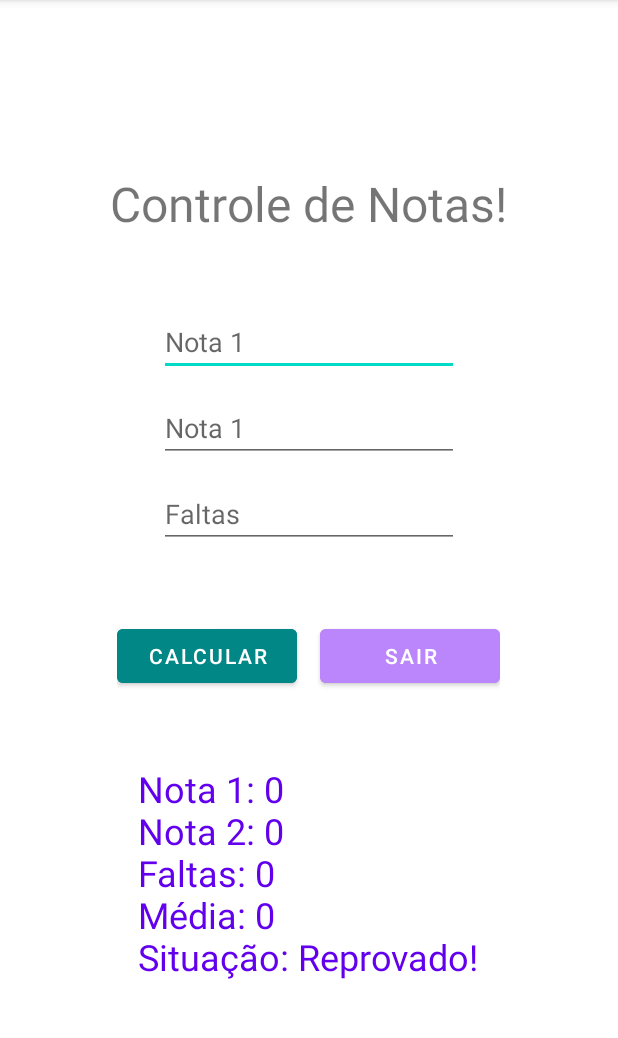
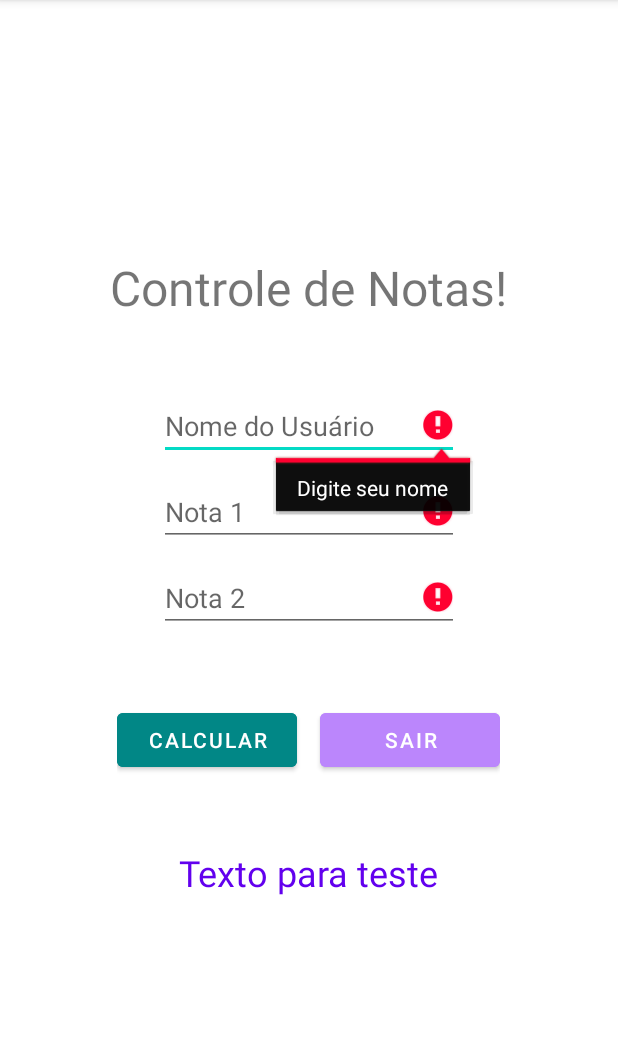
Before and after one commit to adriellourenco/MediaNotas_Android, an Android app: the screen it shows after launch (MainActivity), after a tap on "CALCULAR", on a phone screen of 412 x 824 dp, the part 84-1122 px from its top. Run offline under Robolectric (Android 15) with nearby library versions, the phone set to English and light mode, and no system bars.

```diff
--- a/app/src/main/java/br/senai/sp/jandira/controle_notas/MainActivity.kt
+++ b/app/src/main/java/br/senai/sp/jandira/controle_notas/MainActivity.kt
@@ -7,6 +7,10 @@ import android.widget.Button
 import android.widget.EditText
 import android.widget.TextView
 
+private lateinit var nota1EditText: EditText
+private lateinit var nota2EditText: EditText
+private lateinit var nomeUsuarioEditText: EditText
+
 class MainActivity : AppCompatActivity() {
     override fun onCreate(savedInstanceState: Bundle?) {
         super.onCreate(savedInstanceState)
@@ -14,36 +18,69 @@ class MainActivity : AppCompatActivity() {
 
         val calcular = findViewById<Button>(R.id.calcular)
         val sair = findViewById<Button>(R.id.sair)
-
-        sair.setOnClickListener(){
+        sair.setOnClickListener() {
             finish()
         }
 
-        calcular.setOnClickListener(){
-            val nota1 = findViewById<EditText>(R.id.nota1).text.toString().toInt()
-            val nota2 = findViewById<EditText>(R.id.nota2).text.toString().toInt()
-            val faltas = findViewById<EditText>(R.id.faltas).text.toString().toInt()
-            val tabelaValores = findViewById<TextView>(R.id.tabelaValores)
-            val resultadoAprovado = "Aprovado!"
-            val resultadoReprovado = "Reprovado!"
-            val media = (nota1 + nota2) / 2
+        calcular.setOnClickListener() {
 
-            if (media >= 5){
-                tabelaValores.text = "Nota 1: " +nota1 + "\n" +
-                        "Nota 2: " +nota2 + "\n" +
-                        "Faltas: " +faltas + "\n" +
-                        "Média: " +media + "\n" +
-                        "Situação: " +resultadoAprovado
-                //resultado.setTextColor(Color.RED)
+            nota1EditText = findViewById(R.id.nota1)
+            nota2EditText = findViewById(R.id.nota2)
+            nomeUsuarioEditText = findViewById(R.id.nomeUsuario)
 
-            } else{
-                tabelaValores.text = "Nota 1: " +nota1 + "\n" +
-                        "Nota 2: " +nota2 + "\n" +
-                        "Faltas: " +faltas + "\n" +
-                        "Média: " +media + "\n" +
-                        "Situação: " + resultadoReprovado
-                //resultado.setTextColor(Color.RED)
+            if (validarCampos()) {
+
+                val nota1 = nota1EditText.text.toString().toInt()
+                val nota2 = nota2EditText.text.toString().toInt()
+                val nomeUsuario = nomeUsuarioEditText.text.toString()
+                val tabelaValoresTextView = findViewById<TextView>(R.id.tabelaValores)
+
+                val media = calcularMedia(nota1, nota2)
+
+                tabelaValoresTextView.text = situacaoAluno(media)
+
+//                if (media >= 5) {
+//                    tabelaValoresTextView.text = "Nome: " +nomeUsuario + "\n" +
+//                            "Nota 1: " + nota1 + "\n" +
+//                            "Nota 2: " + nota2 + "\n" +
+//                            "Média: " + media + "\n" +
+//                            "Situação: " + "Aprovado"
+//
+//                } else {
+//                    tabelaValoresTextView.text = "Nome: " +nomeUsuario +
+//                            "Nota 1: " + nota1 + "\n" +
+//                            "Nota 2: " + nota2 + "\n" +
+//                            "Média: " + media + "\n"  +
+//                            "Situação: " + "Reprovado"
+//
+//                }
+
             }
+
         }
+
     }
+
+
+    private fun validarCampos(): Boolean {
+        var noError = true
+
+        if (nota1EditText.text.isBlank()){
+            nota1EditText.setError("Digite a nota 1")
+            noError = false
+        }
+
+        if (nota2EditText.text.isBlank()){
+            nota2EditText.setError("Digite a nota 2")
+            noError = false
+        }
+
+        if (nomeUsuarioEditText.text.isBlank()){
+            nomeUsuarioEditText.setError("Digite seu nome")
+            noError = false
+        }
+
+        return noError
+    }
+
 }
--- a/app/src/main/res/layout/activity_main.xml
+++ b/app/src/main/res/layout/activity_main.xml
@@ -19,6 +19,15 @@
         />
 
     <EditText
+        android:id="@+id/nomeUsuario"
+        android:layout_width="200dp"
+        android:layout_height="wrap_content"
+        android:hint="Nome do Usuário"
+        android:inputType="text"
+        android:layout_marginBottom="12dp"
+        />
+
+    <EditText
         android:id="@+id/nota1"
         android:layout_width="200dp"
         android:layout_height="wrap_content"
@@ -29,18 +38,10 @@
         android:id="@+id/nota2"
         android:layout_width="200dp"
         android:layout_height="wrap_content"
-        android:hint="Nota 1"
+        android:hint="Nota 2"
         android:inputType="number"
         android:layout_marginTop="12dp"
-        android:layout_marginBottom="12dp"
         />
-
-    <EditText
-        android:id="@+id/faltas"
-        android:layout_width="200dp"
-        android:layout_height="wrap_content"
-        android:hint="Faltas"
-        android:inputType="number"/>
 
     <LinearLayout
         android:layout_width="wrap_content"
```
Also changed, not shown: app/src/main/java/br/senai/sp/jandira/controle_notas/controle_notas.kt (added, +22 -0 lines).
